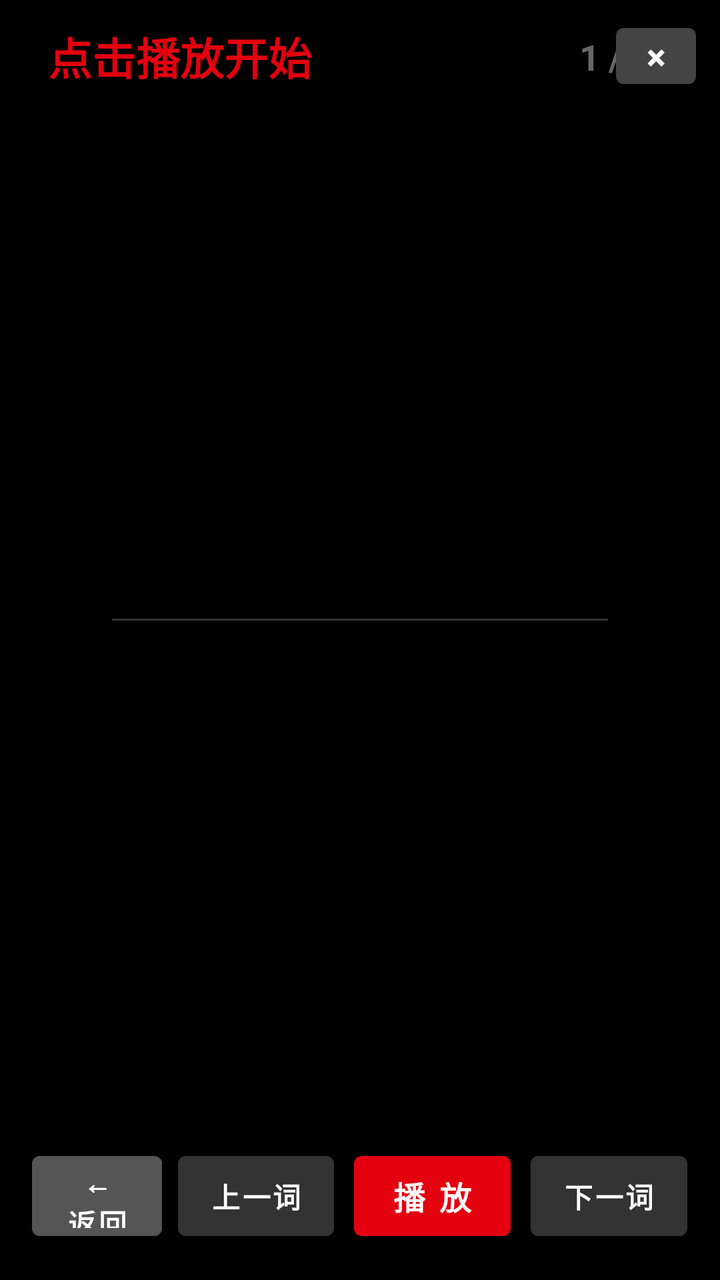
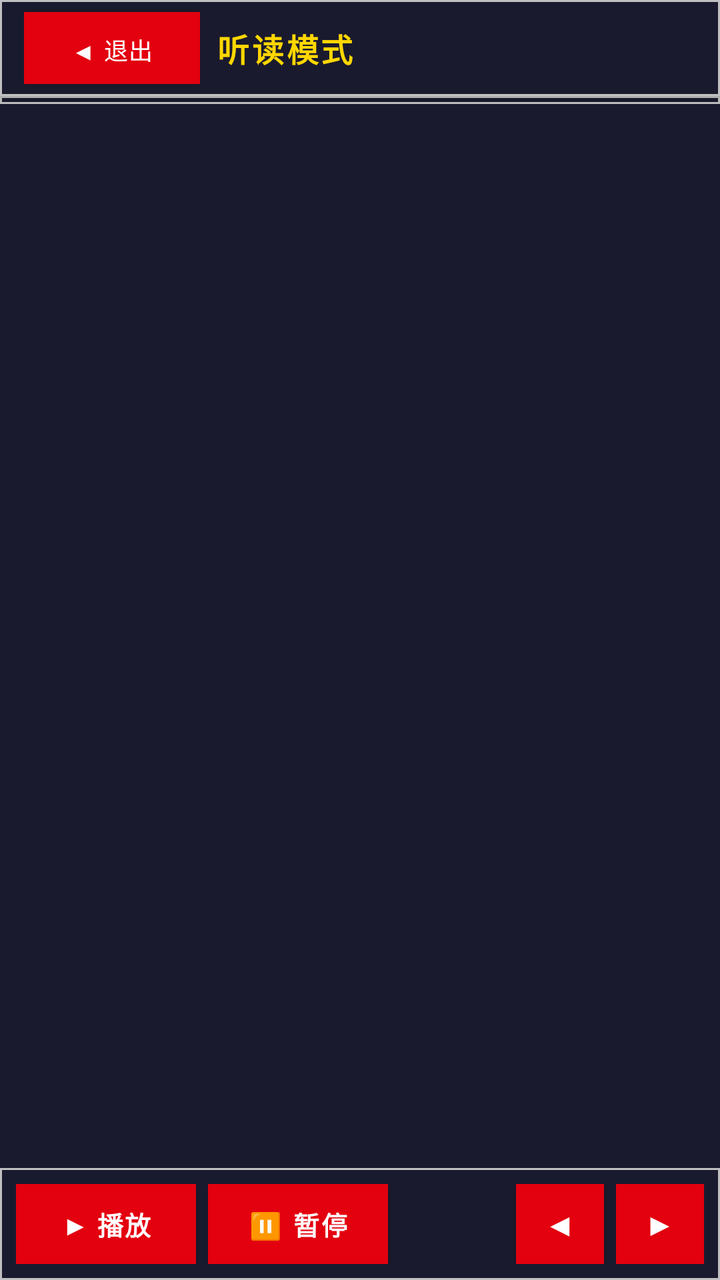

Compare the two renders of this Android layout. The source of the first and the diff that turns it into the second are given below.
<!-- AndroidManifest.xml: activity theme Theme.LearnE -->
<!-- res/layout/activity_listen_read_fullscreen.xml -->
<?xml version="1.0" encoding="utf-8"?>
<FrameLayout
    xmlns:android="http://schemas.android.com/apk/res/android"
    android:id="@+id/root_layout"
    android:layout_width="match_parent"
    android:layout_height="match_parent"
    android:background="#000000">

    
    <LinearLayout
        android:id="@+id/layout_top_info"
        android:layout_width="match_parent"
        android:layout_height="wrap_content"
        android:orientation="horizontal"
        android:paddingHorizontal="24dp"
        android:paddingTop="12dp"
        android:paddingBottom="8dp"
        android:gravity="center_vertical">

        <TextView
            android:id="@+id/tv_audio_type"
            android:layout_width="wrap_content"
            android:layout_height="wrap_content"
            android:text="点击播放开始"
            android:textColor="#E3000F"
            android:textSize="22sp"
            android:textStyle="bold"/>

        <View android:layout_width="0dp" android:layout_height="0dp" android:layout_weight="1"/>

        <TextView
            android:id="@+id/tv_progress"
            android:layout_width="wrap_content"
            android:layout_height="wrap_content"
            android:text="1 / 50"
            android:textColor="#666666"
            android:textSize="18sp"
            android:textStyle="bold"/>
    </LinearLayout>

    
    <LinearLayout
        android:id="@+id/content_area"
        android:layout_width="match_parent"
        android:layout_height="match_parent"
        android:orientation="vertical"
        android:paddingTop="70dp"
        android:paddingBottom="90dp"
        android:paddingHorizontal="16dp"
        android:gravity="center">

        
        <LinearLayout
            android:layout_width="match_parent"
            android:layout_height="0dp"
            android:layout_weight="1"
            android:orientation="vertical"
            android:gravity="center"
            android:padding="16dp">

            <TextView
                android:id="@+id/tv_line1"
                android:layout_width="match_parent"
                android:layout_height="wrap_content"
                android:text=""
                android:textColor="#FFFFFF"
                android:textSize="72sp"
                android:textStyle="bold"
                android:gravity="center"
                android:lineSpacingExtra="12dp"/>
        </LinearLayout>

        
        <View
            android:layout_width="match_parent"
            android:layout_height="1dp"
            android:background="#333333"
            android:layout_marginHorizontal="40dp"/>

        
        <LinearLayout
            android:layout_width="match_parent"
            android:layout_height="0dp"
            android:layout_weight="1"
            android:orientation="vertical"
            android:gravity="center"
            android:padding="16dp">

            <TextView
                android:id="@+id/tv_line2"
                android:layout_width="match_parent"
                android:layout_height="wrap_content"
                android:text=""
                android:textColor="#CCCCCC"
                android:textSize="40sp"
                android:textStyle="bold"
                android:gravity="center"
                android:lineSpacingExtra="8dp"/>

            <TextView
                android:id="@+id/tv_line3"
                android:layout_width="match_parent"
                android:layout_height="wrap_content"
                android:layout_marginTop="24dp"
                android:text=""
                android:textColor="#AAAAAA"
                android:textSize="30sp"
                android:textStyle="bold"
                android:gravity="center"
                android:lineSpacingExtra="6dp"/>
        </LinearLayout>
    </LinearLayout>

    
    <LinearLayout
        android:layout_width="match_parent"
        android:layout_height="wrap_content"
        android:layout_gravity="bottom"
        android:orientation="horizontal"
        android:paddingHorizontal="16dp"
        android:paddingBottom="16dp"
        android:paddingTop="8dp"
        android:gravity="center"
        android:background="#CC000000">

        <Button
            android:id="@+id/btn_back"
            android:layout_width="0dp"
            android:layout_height="52dp"
            android:layout_weight="1"
            android:text="← 返回"
            android:textColor="#FFFFFF"
            android:textSize="14sp"
            android:textStyle="bold"
            android:backgroundTint="#555555"/>

        <Button
            android:id="@+id/btn_prev"
            android:layout_width="0dp"
            android:layout_height="52dp"
            android:layout_weight="1.2"
            android:text="上一词"
            android:textColor="#FFFFFF"
            android:textSize="14sp"
            android:textStyle="bold"
            android:backgroundTint="#333333"
            android:layout_marginStart="8dp"/>

        <Button
            android:id="@+id/btn_play_pause"
            android:layout_width="0dp"
            android:layout_height="52dp"
            android:layout_weight="1.2"
            android:text="播 放"
            android:textColor="#FFFFFF"
            android:textSize="16sp"
            android:textStyle="bold"
            android:backgroundTint="#E3000F"
            android:layout_marginHorizontal="10dp"/>

        <Button
            android:id="@+id/btn_next"
            android:layout_width="0dp"
            android:layout_height="52dp"
            android:layout_weight="1.2"
            android:text="下一词"
            android:textColor="#FFFFFF"
            android:textSize="14sp"
            android:textStyle="bold"
            android:backgroundTint="#333333"/>
    </LinearLayout>

    
    <Button
        android:id="@+id/btn_exit_fullscreen"
        android:layout_width="40dp"
        android:layout_height="40dp"
        android:layout_gravity="end|top"
        android:layout_marginTop="8dp"
        android:layout_marginEnd="12dp"
        android:text="×"
        android:textColor="#FFFFFF"
        android:textSize="18sp"
        android:textStyle="bold"
        android:backgroundTint="#444444"
        android:padding="0dp"/>

</FrameLayout>
<!-- resources referenced by this layout -->
<resources>
  <style name="Theme.LearnE" parent="Theme.MaterialComponents.Light.NoActionBar">
          <item name="colorPrimary">@color/primary</item>
          <item name="colorPrimaryDark">@color/primary_dark</item>
          <item name="colorAccent">@color/accent</item>
      </style>
  <color name="primary">#E3000F</color>
  <color name="primary_dark">#B3000C</color>
  <color name="accent">#0039CB</color>
</resources>

<!-- the commit's change to res/layout/activity_listen_read_fullscreen.xml (unified diff, before → after) -->
@@ -1,188 +1,137 @@
 <?xml version="1.0" encoding="utf-8"?>
-<FrameLayout
+<LinearLayout
     xmlns:android="http://schemas.android.com/apk/res/android"
-    android:id="@+id/root_layout"
     android:layout_width="match_parent"
     android:layout_height="match_parent"
-    android:background="#000000">
+    android:orientation="vertical"
+    android:background="@color/mecha_hull">
 
     
     <LinearLayout
-        android:id="@+id/layout_top_info"
         android:layout_width="match_parent"
-        android:layout_height="wrap_content"
+        android:layout_height="48dp"
         android:orientation="horizontal"
-        android:paddingHorizontal="24dp"
-        android:paddingTop="12dp"
-        android:paddingBottom="8dp"
-        android:gravity="center_vertical">
+        android:paddingHorizontal="12dp"
+        android:gravity="center_vertical"
+        android:background="@drawable/panel_dark"
+        android:elevation="4dp">
+
+        <Button
+            android:id="@+id/btn_exit_fullscreen"
+            android:layout_width="wrap_content"
+            android:layout_height="36dp"
+            android:text="◀ 退出"
+            android:textColor="@color/mecha_white"
+            android:textSize="12sp"
+            android:background="@drawable/btn_accent"
+            android:layout_marginEnd="8dp"
+            android:paddingHorizontal="12dp"
+            android:letterSpacing="0.05"/>
 
         <TextView
-            android:id="@+id/tv_audio_type"
+            android:id="@+id/tv_fullscreen_title"
+            android:layout_width="0dp"
+            android:layout_height="wrap_content"
+            android:layout_weight="1"
+            android:text="听读模式"
+            android:textColor="@color/mecha_gold"
+            android:textSize="16sp"
+            android:textStyle="bold"
+            android:fontFamily="monospace"
+            android:letterSpacing="0.08"/>
+
+        <TextView
+            android:id="@+id/tv_fullscreen_progress"
             android:layout_width="wrap_content"
             android:layout_height="wrap_content"
-            android:text="点击播放开始"
-            android:textColor="#E3000F"
-            android:textSize="22sp"
-            android:textStyle="bold"/>
-
-        <View android:layout_width="0dp" android:layout_height="0dp" android:layout_weight="1"/>
-
-        <TextView
-            android:id="@+id/tv_progress"
-            android:layout_width="wrap_content"
-            android:layout_height="wrap_content"
-            android:text="1 / 50"
-            android:textColor="#666666"
-            android:textSize="18sp"
-            android:textStyle="bold"/>
+            android:text=""
+            android:textColor="@color/mecha_armor"
+            android:textSize="12sp"
+            android:fontFamily="monospace"/>
     </LinearLayout>
 
     
-    <LinearLayout
-        android:id="@+id/content_area"
+    <ProgressBar
+        android:id="@+id/progress_bar_fullscreen"
+        style="@style/AutoPlayProgress"
         android:layout_width="match_parent"
-        android:layout_height="match_parent"
-        android:orientation="vertical"
-        android:paddingTop="70dp"
-        android:paddingBottom="90dp"
-        android:paddingHorizontal="16dp"
-        android:gravity="center">
+        android:layout_height="4dp"/>
 
-        
+    
+    <ScrollView
+        android:id="@+id/scroll_fullscreen_content"
+        android:layout_width="match_parent"
+        android:layout_height="0dp"
+        android:layout_weight="1"
+        android:fillViewport="true">
+
         <LinearLayout
+            android:id="@+id/fullscreen_content_container"
             android:layout_width="match_parent"
-            android:layout_height="0dp"
-            android:layout_weight="1"
+            android:layout_height="wrap_content"
             android:orientation="vertical"
-            android:gravity="center"
-            android:padding="16dp">
-
-            <TextView
-                android:id="@+id/tv_line1"
-                android:layout_width="match_parent"
-                android:layout_height="wrap_content"
-                android:text=""
-                android:textColor="#FFFFFF"
-                android:textSize="72sp"
-                android:textStyle="bold"
-                android:gravity="center"
-                android:lineSpacingExtra="12dp"/>
-        </LinearLayout>
-
-        
-        <View
-            android:layout_width="match_parent"
-            android:layout_height="1dp"
-            android:background="#333333"
-            android:layout_marginHorizontal="40dp"/>
-
-        
-        <LinearLayout
-            android:layout_width="match_parent"
-            android:layout_height="0dp"
-            android:layout_weight="1"
-            android:orientation="vertical"
-            android:gravity="center"
-            android:padding="16dp">
-
-            <TextView
-                android:id="@+id/tv_line2"
-                android:layout_width="match_parent"
-                android:layout_height="wrap_content"
-                android:text=""
-                android:textColor="#CCCCCC"
-                android:textSize="40sp"
-                android:textStyle="bold"
-                android:gravity="center"
-                android:lineSpacingExtra="8dp"/>
-
-            <TextView
-                android:id="@+id/tv_line3"
-                android:layout_width="match_parent"
-                android:layout_height="wrap_content"
-                android:layout_marginTop="24dp"
-                android:text=""
-                android:textColor="#AAAAAA"
-                android:textSize="30sp"
-                android:textStyle="bold"
-                android:gravity="center"
-                android:lineSpacingExtra="6dp"/>
-        </LinearLayout>
-    </LinearLayout>
+            android:padding="24dp"
+            android:gravity="center_horizontal"/>
+    </ScrollView>
 
     
     <LinearLayout
         android:layout_width="match_parent"
         android:layout_height="wrap_content"
-        android:layout_gravity="bottom"
         android:orientation="horizontal"
-        android:paddingHorizontal="16dp"
-        android:paddingBottom="16dp"
-        android:paddingTop="8dp"
-        android:gravity="center"
-        android:background="#CC000000">
+        android:paddingHorizontal="8dp"
+        android:paddingVertical="8dp"
+        android:gravity="center_vertical"
+        android:background="@drawable/panel_dark">
 
         <Button
-            android:id="@+id/btn_back"
-            android:layout_width="0dp"
-            android:layout_height="52dp"
-            android:layout_weight="1"
-            android:text="← 返回"
-            android:textColor="#FFFFFF"
-            android:textSize="14sp"
+            android:id="@+id/btn_fullscreen_play"
+            android:layout_width="wrap_content"
+            android:layout_height="40dp"
+            android:text="▶ 播放"
+            android:textColor="@color/mecha_white"
+            android:textSize="13sp"
             android:textStyle="bold"
-            android:backgroundTint="#555555"/>
+            android:background="@drawable/btn_primary"
+            android:paddingHorizontal="16dp"
+            android:minWidth="90dp"
+            android:letterSpacing="0.05"/>
 
         <Button
-            android:id="@+id/btn_prev"
-            android:layout_width="0dp"
-            android:layout_height="52dp"
-            android:layout_weight="1.2"
-            android:text="上一词"
-            android:textColor="#FFFFFF"
-            android:textSize="14sp"
+            android:id="@+id/btn_fullscreen_pause"
+            android:layout_width="wrap_content"
+            android:layout_height="40dp"
+            android:text="⏸ 暂停"
+            android:textColor="@color/mecha_white"
+            android:textSize="13sp"
             android:textStyle="bold"
-            android:backgroundTint="#333333"
-            android:layout_marginStart="8dp"/>
+            android:background="@drawable/card_metal"
+            android:paddingHorizontal="16dp"
+            android:minWidth="90dp"
+            android:layout_marginStart="6dp"/>
+
+        <View android:layout_width="0dp" android:layout_height="0dp" android:layout_weight="1"/>
 
         <Button
-            android:id="@+id/btn_play_pause"
-            android:layout_width="0dp"
-            android:layout_height="52dp"
-            android:layout_weight="1.2"
-            android:text="播 放"
-            android:textColor="#FFFFFF"
+            android:id="@+id/btn_fullscreen_prev"
+            android:layout_width="44dp"
+            android:layout_height="40dp"
+            android:text="◀"
+            android:textColor="@color/mecha_white"
             android:textSize="16sp"
-            android:textStyle="bold"
-            android:backgroundTint="#E3000F"
-            android:layout_marginHorizontal="10dp"/>
+            android:background="@drawable/btn_accent"
+            android:padding="0dp"/>
 
         <Button
-            android:id="@+id/btn_next"
-            android:layout_width="0dp"
-            android:layout_height="52dp"
-            android:layout_weight="1.2"
-            android:text="下一词"
-            android:textColor="#FFFFFF"
-            android:textSize="14sp"
-            android:textStyle="bold"
-            android:backgroundTint="#333333"/>
+            android:id="@+id/btn_fullscreen_next"
+            android:layout_width="44dp"
+            android:layout_height="40dp"
+            android:text="▶"
+            android:textColor="@color/mecha_white"
+            android:textSize="16sp"
+            android:background="@drawable/btn_accent"
+            android:padding="0dp"
+            android:layout_marginStart="6dp"/>
     </LinearLayout>
 
-    
-    <Button
-        android:id="@+id/btn_exit_fullscreen"
-        android:layout_width="40dp"
-        android:layout_height="40dp"
-        android:layout_gravity="end|top"
-        android:layout_marginTop="8dp"
-        android:layout_marginEnd="12dp"
-        android:text="×"
-        android:textColor="#FFFFFF"
-        android:textSize="18sp"
-        android:textStyle="bold"
-        android:backgroundTint="#444444"
-        android:padding="0dp"/>
-
-</FrameLayout>
+</LinearLayout>
<!-- resource entries referenced after the edit -->
@@ -1,12 +1,84 @@
 <!-- resources referenced by this layout -->
 <resources>
+  <color name="mecha_armor">#C0C0C0</color>
+  <color name="mecha_gold">#FFD700</color>
+  <color name="mecha_hull">#1A1A2E</color>
+  <color name="mecha_white">#FFFFFF</color>
+  <!-- drawable btn_accent (drawable) -->
+  <?xml version="1.0" encoding="utf-8"?>
+  <selector xmlns:android="http://schemas.android.com/apk/res/android">
+      <item android:state_pressed="true">
+          <shape android:shape="rectangle">
+              <solid android:color="#002D9E"/>
+              <stroke android:width="2dp" android:color="#FFD700"/>
+          </shape>
+      </item>
+      <item>
+          <shape android:shape="rectangle">
+              <solid android:color="#0039CB"/>
+              <stroke android:width="1dp" android:color="#C0C0C0"/>
+          </shape>
+      </item>
+  </selector>
+  <!-- drawable btn_primary (drawable) -->
+  <?xml version="1.0" encoding="utf-8"?>
+  <selector xmlns:android="http://schemas.android.com/apk/res/android">
+      <item android:state_pressed="true">
+          <shape android:shape="rectangle">
+              <solid android:color="#B3000C"/>
+              <stroke android:width="2dp" android:color="#FFD700"/>
+          </shape>
+      </item>
+      <item>
+          <shape android:shape="rectangle">
+              <solid android:color="#E3000F"/>
+              <stroke android:width="1dp" android:color="#C0C0C0"/>
+          </shape>
+      </item>
+  </selector>
+  <!-- drawable card_metal (drawable) -->
+  <?xml version="1.0" encoding="utf-8"?>
+  <shape xmlns:android="http://schemas.android.com/apk/res/android" android:shape="rectangle">
+      <gradient android:startColor="#252542" android:endColor="#1A1A2E" android:angle="135"/>
+      <stroke android:width="2dp" android:color="#C0C0C0"/>
+  </shape>
+  <!-- drawable panel_dark (drawable) -->
+  <?xml version="1.0" encoding="utf-8"?>
+  <shape xmlns:android="http://schemas.android.com/apk/res/android" android:shape="rectangle">
+      <solid android:color="#1A1A2E"/>
+      <stroke android:width="1dp" android:color="#C0C0C0"/>
+  </shape>
+  <style name="AutoPlayProgress" parent="Widget.AppCompat.ProgressBar.Horizontal">
+          <item name="android:progressDrawable">@drawable/progress_gundam</item>
+          <item name="android:minHeight">8dp</item>
+      </style>
   <style name="Theme.LearnE" parent="Theme.MaterialComponents.Light.NoActionBar">
-          <item name="colorPrimary">@color/primary</item>
-          <item name="colorPrimaryDark">@color/primary_dark</item>
-          <item name="colorAccent">@color/accent</item>
+          <item name="colorPrimary">@color/mecha_red</item>
+          <item name="colorPrimaryDark">@color/mecha_red_dark</item>
+          <item name="colorAccent">@color/mecha_gold</item>
+          <item name="android:windowBackground">@color/mecha_offwhite</item>
+          <item name="android:statusBarColor">@color/mecha_hull</item>
+          <item name="android:navigationBarColor">@color/mecha_hull</item>
       </style>
-  <color name="primary">#E3000F</color>
-  <color name="primary_dark">#B3000C</color>
-  <color name="accent">#0039CB</color>
+  <!-- drawable progress_gundam (drawable) -->
+  <?xml version="1.0" encoding="utf-8"?>
+  <layer-list xmlns:android="http://schemas.android.com/apk/res/android">
+      <item android:id="@android:id/background">
+          <shape android:shape="rectangle">
+              <solid android:color="#1A1A2E"/>
+              <stroke android:width="1dp" android:color="#C0C0C0"/>
+          </shape>
+      </item>
+      <item android:id="@android:id/progress">
+          <clip>
+              <shape android:shape="rectangle">
+                  <gradient android:startColor="#FFD700" android:endColor="#0039CB" android:angle="0"/>
+              </shape>
+          </clip>
+      </item>
+  </layer-list>
+  <color name="mecha_red">#E3000F</color>
+  <color name="mecha_red_dark">#B3000C</color>
+  <color name="mecha_offwhite">#E8ECF0</color>
 </resources>
 
